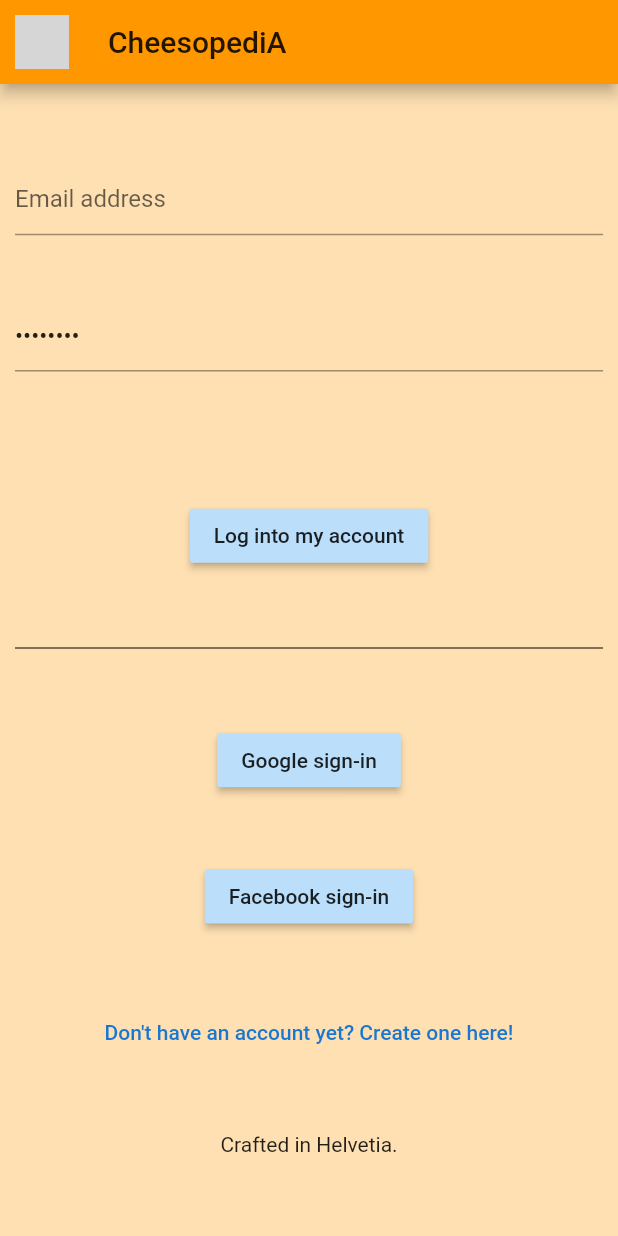
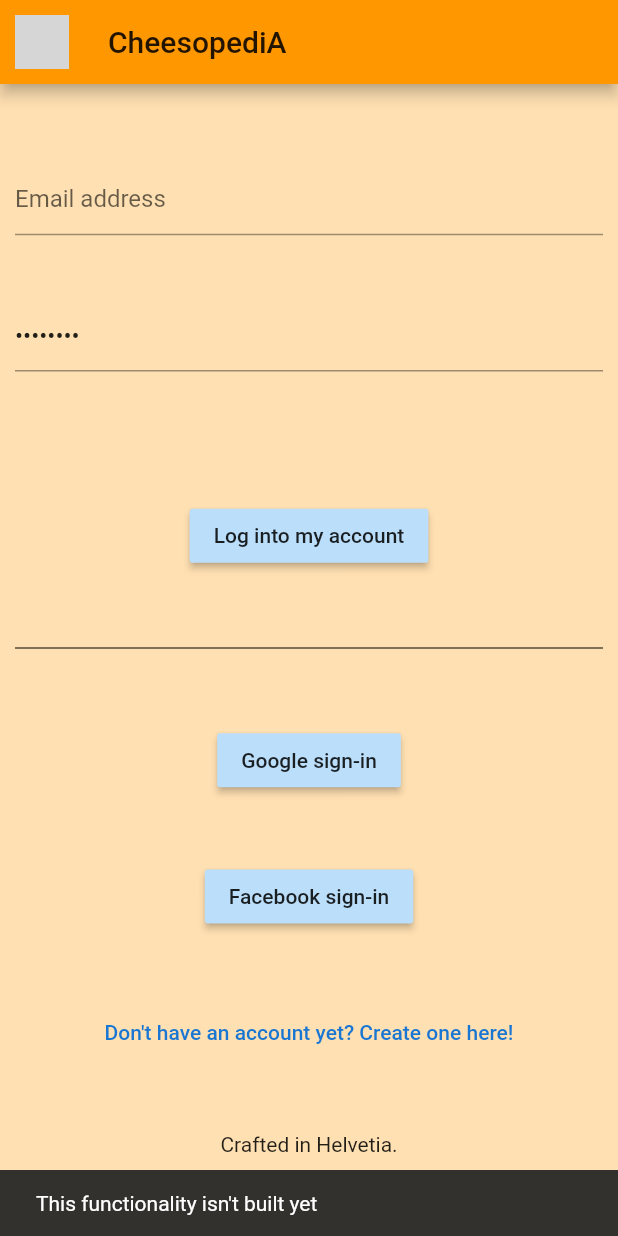
Before and after one commit to user883311/cheese_me_up, a Flutter app: the screen it shows after launch, after a tap on "Google sign-in", on a phone screen of 412 x 824 dp. Run offline on Flutter 3.47's test engine with Material 2 defaults, Android fonts, the phone set to English and light mode, and no system bars; our stand-ins replace firebase_auth, firebase_database; accounts and stored records are empty; grey boxes are pictures that could not be loaded.

```diff
--- a/lib/checkin_route.dart
+++ b/lib/checkin_route.dart
@@ -37,7 +37,7 @@ class _CheckinRoute extends State<CheckinRoute> {
     _cheesesRef = database.reference().child("cheeses").orderByChild("name");
     _cheesesRef.onChildAdded.listen(_onEntryAdded);
 
-    // We need to know th user to attribute points.
+    // We need to know the user to attribute points.
     _userRef = database.reference().child("users/$userIdCopy");
     _userRef.onValue.listen((Event event) {
       user = new User.fromSnapshot(event.snapshot);
@@ -62,9 +62,7 @@ class _CheckinRoute extends State<CheckinRoute> {
                   onPressed: () async {
                     TransactionResult resultTransaction =
                         await _checkin(checkin);
-
                     Navigator.pop(context, resultTransaction.committed);
-                    // return resultTransaction.committed;
                   },
                   child: const Text('Yes')),
               new SimpleDialogOption(
@@ -75,6 +73,7 @@ class _CheckinRoute extends State<CheckinRoute> {
         })) {
       case true:
         // TODO: create AlertBox to notify checkin successful
+
         // go back to Feed Route
         Navigator.pop(context);
         // push replacement to reinitialized the feed automatically
--- a/lib/login_route.dart
+++ b/lib/login_route.dart
@@ -182,11 +182,19 @@ class LoginRouteState extends State<LoginRoute> {
               },
             ),
             Divider(),
-            RaisedButton(
-              // TODO: add Google authentification capabilities
-              onPressed: _logInWithGoogle,
-              child: Text("Google sign-in"),
-            ),
+            new Builder(builder: (context) {
+              return new RaisedButton(
+                // TODO: add Google authentification capabilities
+                onPressed: () {
+                  Scaffold.of(context).showSnackBar(
+                    new SnackBar(
+                      content: new Text("This functionality isn't built yet"),
+                    ),
+                  );
+                },
+                child: Text("Google sign-in"),
+              );
+            }),
             RaisedButton(
               // TODO: add Facebook authentification capabilities
               onPressed: _logInWithFacebook,
```
Also changed, not shown: lib/feed_route.dart (+14 -11 lines), 1 other file.
